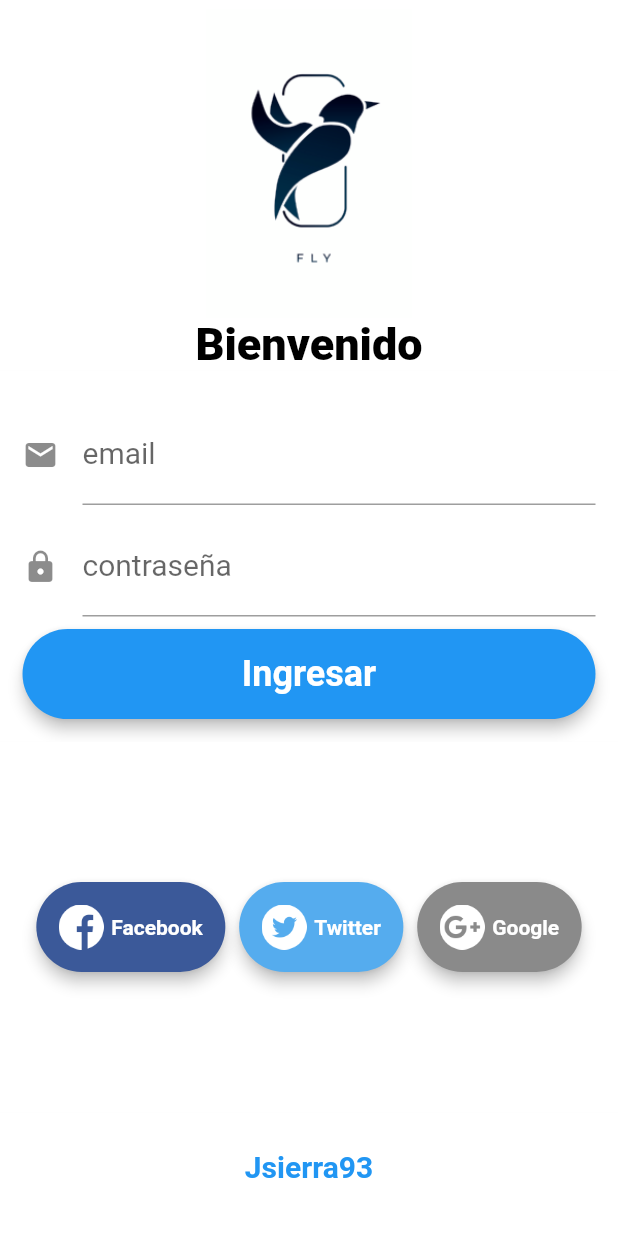
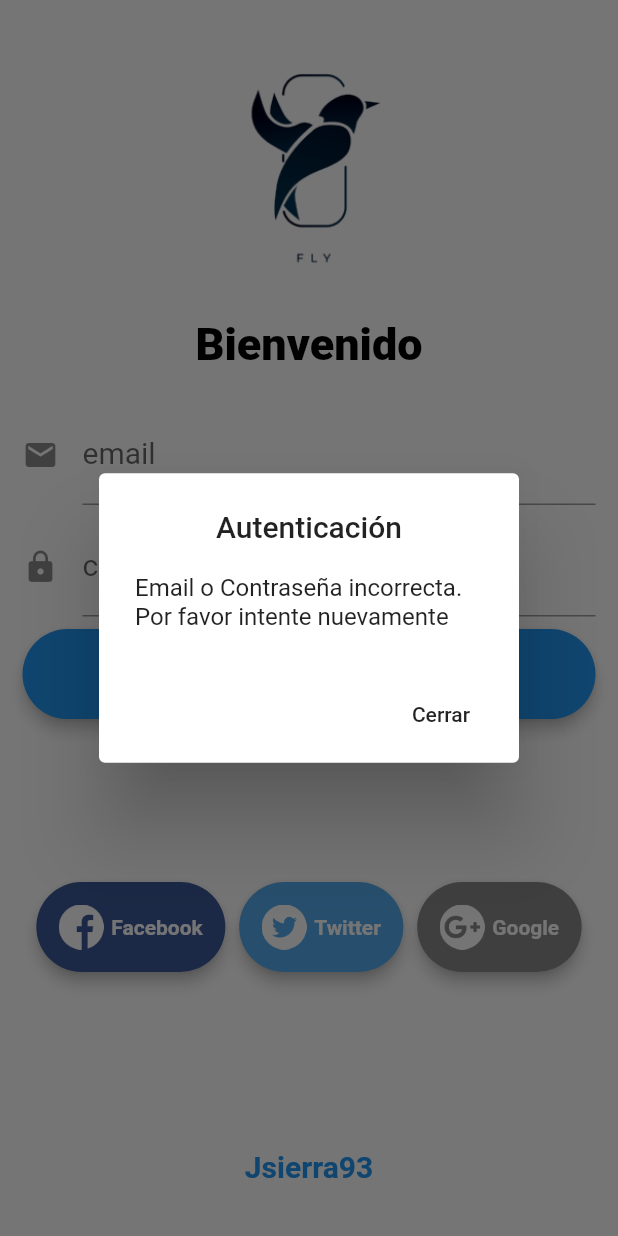
Before and after one commit to jsierra93/Login_Flutter_Local, a Flutter app: the screen it shows after launch, after a tap on "Ingresar", on a phone screen of 412 x 824 dp. Run offline on Flutter 3.47's test engine with Material 2 defaults, Android fonts, the phone set to English and light mode, and no system bars; our stand-ins replace sqflite; accounts and stored records are empty.

Commit message:
Se implementa mensaje de error por clave incorrecta

```diff
--- a/lib/pages/login_page.dart
+++ b/lib/pages/login_page.dart
@@ -142,10 +142,10 @@ class _LoginPageState extends State<LoginPage> {
                               MaterialPageRoute(builder: (context) {
                             return (HomePage());
                           }));
+                        }else{
+                          _dialogErrorAutent();
                         }
-                        print(onValue);
                       });
-                      print(loginProvider.user + ' -- ' + loginProvider.pass);
                       loginProvider.isLogin = true;
                     }),
               ),
@@ -209,4 +209,32 @@ class _LoginPageState extends State<LoginPage> {
       ),
     );
   }
+
+  Future<void> _dialogErrorAutent() async {
+    return showDialog<void>(
+      context: context,
+      barrierDismissible: false,
+      builder: (BuildContext context) {
+        return AlertDialog(
+          title: Center(child: Text('Autenticación')),
+          content: SingleChildScrollView(
+            child: ListBody(
+              children: <Widget>[
+                Text('Email o Contraseña incorrecta.'),
+                Text('Por favor intente nuevamente'),
+              ],
+            ),
+          ),
+          actions: <Widget>[
+            FlatButton(
+              child: Text('Cerrar'),
+              onPressed: () {
+                Navigator.of(context).pop();
+              },
+            ),
+          ],
+        );
+      },
+    );
+  }
 }
```
